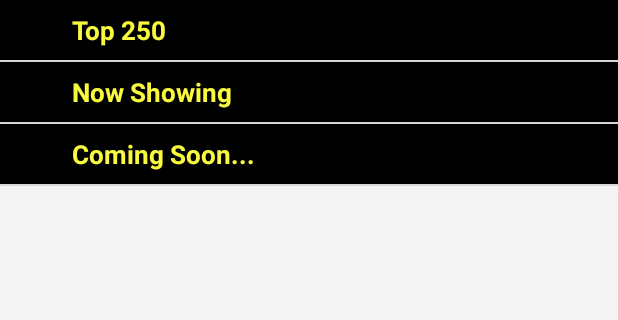
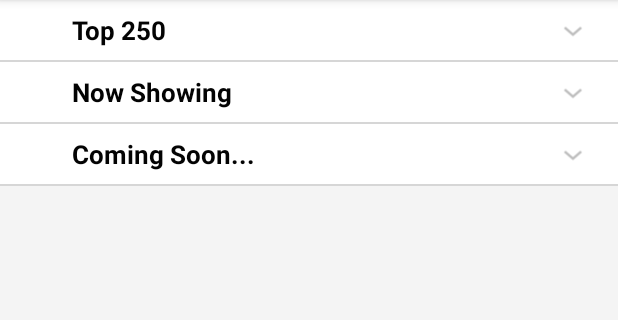
Before and after one commit to DarushDev/my-android-expandable-listview, an Android app: the screen it shows after launch (MainActivity), on a phone screen of 412 x 824 dp, the part 84-404 px from its top. Run offline under Robolectric (Android 15) with nearby library versions, the phone set to English and light mode, and no system bars.

Commit message:
putIndicatorToRight(), some minor changes and upgrades

```diff
--- a/app/src/main/java/com/example/myexpandablelistview/ExpandableListAdapter.java
+++ b/app/src/main/java/com/example/myexpandablelistview/ExpandableListAdapter.java
@@ -29,8 +29,30 @@ public class ExpandableListAdapter extends BaseExpandableListAdapter {
     }
 
     @Override
-    public int getGroupCount() {
-        return this._listDataHeader.size();
+    public Object getChild(int groupPosition, int childPosition) {
+        return this._listDataChild
+                .get(this._listDataHeader.get(groupPosition))
+                .get(childPosition);
+    }
+
+    @Override
+    public long getChildId(int groupPosition, int childPosition) {
+        return childPosition;
+    }
+
+    @Override
+    public View getChildView(int groupPosition, int childPosition, boolean isLastChild, View convertView, ViewGroup parent) {
+        final String childText = (String) getChild(groupPosition,childPosition);
+
+        if(convertView == null){
+            LayoutInflater layoutInflater = (LayoutInflater) this._context
+                    .getSystemService(Context.LAYOUT_INFLATER_SERVICE);
+            convertView = layoutInflater.inflate(R.layout.list_item, null);
+        }
+
+        TextView txtListChild = (TextView) convertView.findViewById(R.id.lblListItem);
+        txtListChild.setText(childText);
+        return convertView;
     }
 
     @Override
@@ -46,10 +68,8 @@ public class ExpandableListAdapter extends BaseExpandableListAdapter {
     }
 
     @Override
-    public Object getChild(int groupPosition, int childPosition) {
-        return this._listDataChild
-                .get(this._listDataHeader.get(groupPosition))
-                .get(childPosition);
+    public int getGroupCount() {
+        return this._listDataHeader.size();
     }
 
     @Override
@@ -58,8 +78,19 @@ public class ExpandableListAdapter extends BaseExpandableListAdapter {
     }
 
     @Override
-    public long getChildId(int groupPosition, int childPosition) {
-        return childPosition;
+    public View getGroupView(int groupPosition, boolean isExpanded, View convertView, ViewGroup parent) {
+        String headerTitle = (String) getGroup(groupPosition);
+        if(convertView == null){
+            LayoutInflater layoutInflater = (LayoutInflater) this._context
+                    .getSystemService(Context.LAYOUT_INFLATER_SERVICE);
+            convertView = layoutInflater.inflate(R.layout.list_group,null);
+        }
+
+        TextView lblListHeader = (TextView) convertView.findViewById(R.id.lblListHeader);
+        lblListHeader.setTypeface(null, Typeface.BOLD);
+        lblListHeader.setText(headerTitle);
+
+        return convertView;
     }
 
     @Override
@@ -68,42 +99,6 @@ public class ExpandableListAdapter extends BaseExpandableListAdapter {
     }
 
     @Override
-    public View getGroupView(int groupPosition, boolean isExpanded, View convertView, ViewGroup parent) {
-
-        String headerTitle = (String) getGroup(groupPosition);
-        if(convertView == null){
-            LayoutInflater layoutInflater = (LayoutInflater) this._context
-                    .getSystemService(Context.LAYOUT_INFLATER_SERVICE);
-            convertView = layoutInflater.inflate(R.layout.list_group,null);
-        }
-
-        TextView lblListHeader = (TextView) convertView
-                .findViewById(R.id.lblListHeader);
-        lblListHeader.setTypeface(null, Typeface.BOLD);
-        lblListHeader.setText(headerTitle);
-
-        return convertView;
-    }
-
-    @Override
-    public View getChildView(int groupPosition, int childPosition, boolean isLastChild, View convertView, ViewGroup parent) {
-
-        final String childText = (String) getChild(groupPosition,childPosition);
-
-        if(convertView == null){
-            LayoutInflater layoutInflater = (LayoutInflater) this._context
-                .getSystemService(Context.LAYOUT_INFLATER_SERVICE);
-            convertView = layoutInflater.inflate(R.layout.list_item, null);
-        }
-
-        TextView txtListChild = (TextView) convertView
-                .findViewById(R.id.lblListItem);
-
-        txtListChild.setText(childText);
-        return convertView;
-    }
-
-    @Override
     public boolean isChildSelectable(int groupPosition, int childPosition) {
         return true;
     }
--- a/app/src/main/java/com/example/myexpandablelistview/MainActivity.java
+++ b/app/src/main/java/com/example/myexpandablelistview/MainActivity.java
@@ -2,6 +2,7 @@ package com.example.myexpandablelistview;
 
 import android.support.v7.app.AppCompatActivity;
 import android.os.Bundle;
+import android.util.DisplayMetrics;
 import android.view.View;
 import android.widget.ExpandableListView;
 import android.widget.Toast;
@@ -24,7 +25,7 @@ public class MainActivity extends AppCompatActivity {
 
         //get the listview
         expandableListView = (ExpandableListView) findViewById(R.id.expandableListView);
-
+        putIndicatorToRight();
         //preparing list data
         prepareListData();
 
@@ -64,6 +65,27 @@ public class MainActivity extends AppCompatActivity {
                         Toast.LENGTH_SHORT).show();            }
         });
 
+    }
+
+    private void putIndicatorToRight() {
+        DisplayMetrics metrics = new DisplayMetrics();
+        getWindowManager().getDefaultDisplay().getMetrics(metrics);
+        int width = metrics.widthPixels;
+        //this code for adjusting the group indicator into right side of the view
+        if(android.os.Build.VERSION.SDK_INT < android.os.Build.VERSION_CODES.JELLY_BEAN_MR2) {
+            //For sdk version bellow 18
+            expandableListView.setIndicatorBounds(width - GetDipsFromPixel(50), width - GetDipsFromPixel(10));
+        } else {
+            //For sdk 18 and above
+            expandableListView.setIndicatorBoundsRelative(width - GetDipsFromPixel(50), width - GetDipsFromPixel(10));
+        }
+    }
+
+    public int GetDipsFromPixel(float pixels) {
+        // Get the screen's density scale
+        final float scale = getResources().getDisplayMetrics().density;
+        // Convert the dps to pixels, based on density scale
+        return (int) (pixels * scale + 0.5f);
     }
 
     /*
--- a/app/src/main/res/layout/list_group.xml
+++ b/app/src/main/res/layout/list_group.xml
@@ -1,8 +1,8 @@
 <?xml version="1.0" encoding="utf-8"?>
 <LinearLayout xmlns:android="http://schemas.android.com/apk/res/android"
     android:layout_width="match_parent"
-    android:layout_height="match_parent"
-    android:background="#000000"
+    android:layout_height="wrap_content"
+    android:background="#ffffff"
     android:orientation="vertical"
     android:padding="8dp">
 
@@ -11,7 +11,7 @@
         android:layout_width="fill_parent"
         android:layout_height="wrap_content"
         android:paddingLeft="?android:attr/expandableListPreferredItemPaddingLeft"
-        android:textColor="#f9f93d"
+        android:textColor="#030303"
         android:textSize="17sp"
         android:text="list group" />
 </LinearLayout>
--- a/app/src/main/res/layout/list_item.xml
+++ b/app/src/main/res/layout/list_item.xml
@@ -1,12 +1,12 @@
 <?xml version="1.0" encoding="utf-8"?>
 <LinearLayout xmlns:android="http://schemas.android.com/apk/res/android"
     android:layout_width="match_parent"
-    android:layout_height="55dip"
+    android:layout_height="wrap_content"
     android:orientation="vertical">
 
     <TextView
         android:id="@+id/lblListItem"
-        android:layout_width="fill_parent"
+        android:layout_width="match_parent"
         android:layout_height="wrap_content"
         android:paddingBottom="5dp"
         android:paddingLeft="?android:attr/expandableListPreferredChildPaddingLeft"
--- a/build.gradle
+++ b/build.gradle
@@ -5,7 +5,7 @@ buildscript {
         jcenter()
     }
     dependencies {
-        classpath 'com.android.tools.build:gradle:2.1.2'
+        classpath 'com.android.tools.build:gradle:2.2.3'
 
         // NOTE: Do not place your application dependencies here; they belong
         // in the individual module build.gradle files
```
Also changed, not shown: app/build.gradle (+5 -4 lines), gradle/wrapper/gradle-wrapper.properties.
